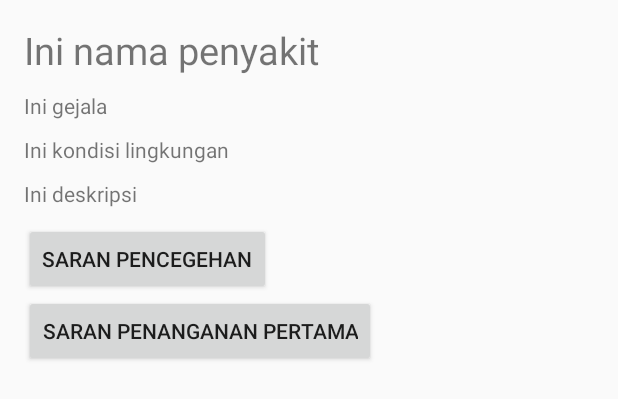
After one commit to otakbeku/WH2MiDummy, an Android app: the layout activity_info_penyakit.xml on its own in the app's theme, with its tools: preview values and no code run, on a phone screen of 412 x 824 dp. The commit adds this screen. Shown: the top 399 px of the screen. Run offline under Robolectric (Android 15) with nearby library versions, the phone set to English and light mode, and no system bars.

Commit message:
Sudah siap digunakan. Minus fitur emergency call. Bahan untuk master

```diff
--- /dev/null
+++ b/app/src/main/res/layout/activity_info_penyakit.xml
@@ -0,0 +1,71 @@
+<?xml version="1.0" encoding="utf-8"?>
+<RelativeLayout xmlns:android="http://schemas.android.com/apk/res/android"
+    xmlns:tools="http://schemas.android.com/tools"
+    android:id="@+id/activity_info_penyakit"
+    android:layout_width="match_parent"
+    android:layout_height="match_parent"
+    android:paddingBottom="@dimen/activity_vertical_margin"
+    android:paddingLeft="@dimen/activity_horizontal_margin"
+    android:paddingRight="@dimen/activity_horizontal_margin"
+    android:paddingTop="@dimen/activity_vertical_margin"
+    tools:context="wh2mi.pelangi.wh2midummy.InfoPenyakit">
+
+    <ScrollView
+        android:layout_width="match_parent"
+        android:layout_height="match_parent"
+        android:scrollbars="vertical">
+
+        <LinearLayout
+            android:layout_width="wrap_content"
+            android:layout_height="wrap_content"
+            android:orientation="vertical">
+
+            <TextView
+                android:id="@+id/txtNamaPenyakit"
+                android:layout_width="wrap_content"
+                android:layout_height="wrap_content"
+                android:paddingBottom="10dp"
+                android:text="Ini nama penyakit"
+                android:textSize="25sp" />
+
+            <TextView
+                android:id="@+id/txtListGejala"
+                android:layout_width="wrap_content"
+                android:layout_height="wrap_content"
+                android:paddingBottom="10dp"
+                android:text="Ini gejala" />
+
+            <TextView
+                android:id="@+id/txtListKondisi"
+                android:layout_width="wrap_content"
+                android:layout_height="wrap_content"
+                android:paddingBottom="10dp"
+                android:text="Ini kondisi lingkungan" />
+
+            <TextView
+                android:id="@+id/txtDeskripsi"
+                android:layout_width="wrap_content"
+                android:layout_height="wrap_content"
+                android:paddingBottom="10dp"
+                android:text="Ini deskripsi"
+                android:textAlignment="textStart" />
+
+            <Button
+                android:id="@+id/btnSaranPencegahan"
+                android:layout_width="wrap_content"
+                android:layout_height="wrap_content"
+                android:paddingBottom="10dp"
+                android:text="Saran Pencegehan" />
+
+            <Button
+                android:id="@+id/btnSaranPP"
+                android:layout_width="wrap_content"
+                android:layout_height="wrap_content"
+                android:paddingBottom="10dp"
+                android:text="Saran Penanganan pertama" />
+        </LinearLayout>
+
+    </ScrollView>
+
+
+</RelativeLayout>
--- a/app/src/main/res/layout/cardviewdiagnosa.xml
+++ b/app/src/main/res/layout/cardviewdiagnosa.xml
@@ -33,7 +33,8 @@
                 android:id="@+id/teksdek"
                 android:layout_width="wrap_content"
                 android:layout_height="wrap_content"
-                android:layout_below="@+id/teksdiagnosa" />
+                android:layout_below="@+id/teksdiagnosa"
+                android:paddingBottom="10dp"/>
 
         </RelativeLayout>
 
--- a/app/src/main/res/layout/inputkondisilingkungan.xml
+++ b/app/src/main/res/layout/inputkondisilingkungan.xml
@@ -22,7 +22,7 @@
             android:layout_width="match_parent"
             android:layout_height="wrap_content"
             android:backgroundTintMode="src_atop"
-            android:text="Cek kondisi lingkugnan  dipilih" />
+            android:text="Cek kondisi lingkungan dipilih" />
 
         <ListView
 
```
Also changed, not shown: app/src/main/AndroidManifest.xml (+8 -6 lines), app/src/main/java/wh2mi/pelangi/wh2midummy/Controller.java (+49 -33 lines), app/src/main/java/wh2mi/pelangi/wh2midummy/InfoPenyakit.java (+70 -5 lines), app/src/main/java/wh2mi/pelangi/wh2midummy/InputGejala.java (+6 -2 lines), app/src/main/java/wh2mi/pelangi/wh2midummy/ModelKondisiLingkungan.java (+13 -13 lines), app/src/main/java/wh2mi/pelangi/wh2midummy/cardViewDiagnosa.java (+8 -3 lines), app/src/main/res/layout/activity_saran_penanganan.xml (added, +13 -0 lines), app/src/main/res/layout/activity_saran_pencegahan.xml (added, +13 -0 lines), app/src/main/assets/DBcek.db (added), app/src/main/assets/dummyDB2.db (added), app/src/main/assets/dummyDB3.db (added), app/src/main/res/layout/inputumurjeniskelamin.xml (renamed from app/src/main/res/layout/halamandepan.xml).
